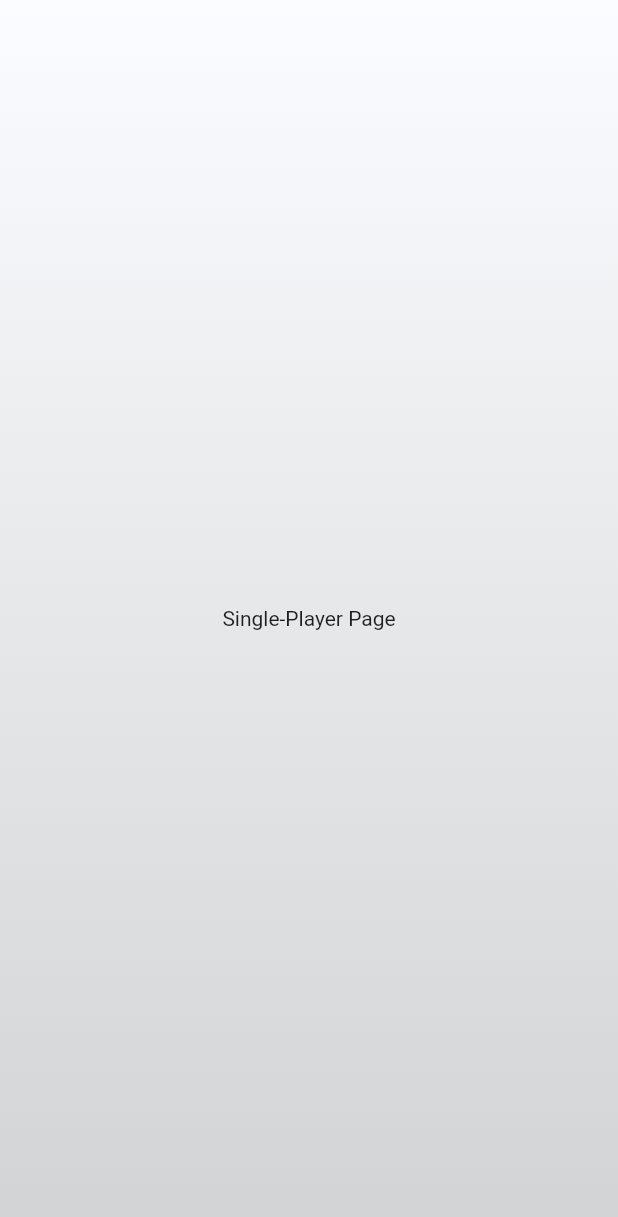
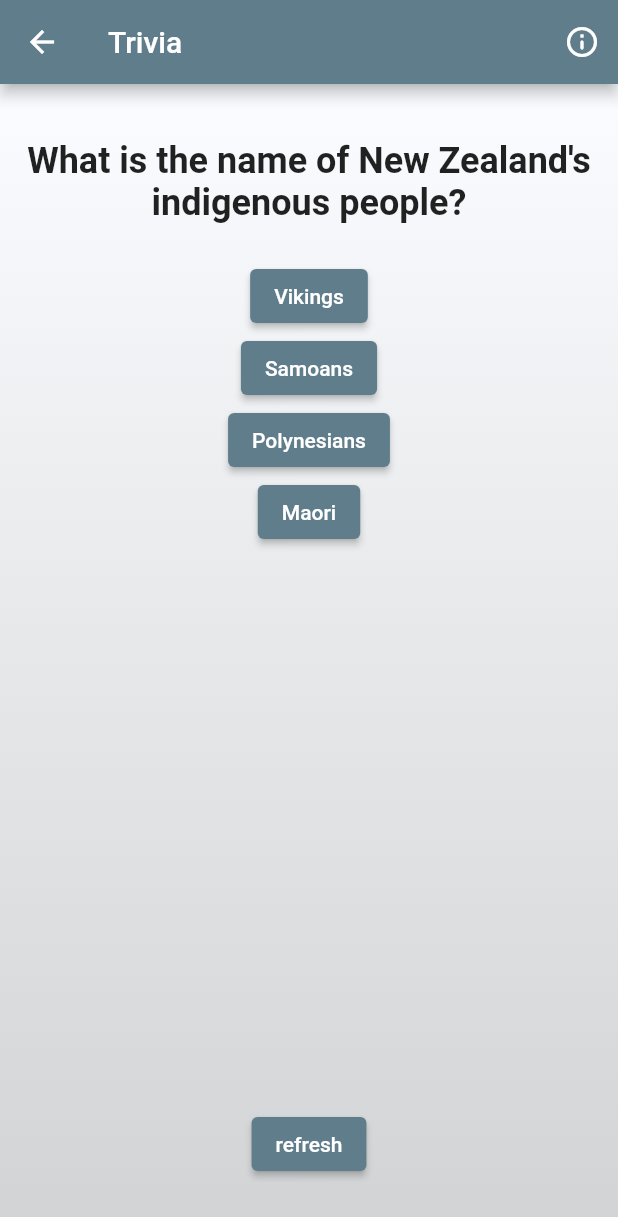
Before and after one commit to Jonny5-5/Trivia-App, a Flutter app: the screen it shows after launch, after a tap on "Single Player", on a phone screen of 412 x 824 dp. Shown: the top 1217 px of the screen. Run offline on Flutter 3.47's test engine with Material 2 defaults, Android fonts, the phone set to English and light mode, and no system bars.

Commit message:
Working single - player screen

```diff
--- a/lib/data/trivia_q.dart
+++ b/lib/data/trivia_q.dart
@@ -41,12 +41,8 @@ class Questions {
     }
   }
 
+  /// Get a random question
   Q getQuestion() {
-    if (!_loaded) {
-      load();
-    }
-
-    // Get a random question
     Random random = Random();
     int rand = random.nextInt(trivia!.length);
     return trivia![rand];
--- a/lib/screens/single_play_screen.dart
+++ b/lib/screens/single_play_screen.dart
@@ -1,5 +1,7 @@
 import 'package:flutter/material.dart';
+import 'package:trivia_app/data/trivia_q.dart';
 import 'package:trivia_app/widgets/scaffold_container.dart';
+import 'package:trivia_app/widgets/trivia/trivia.dart';
 
 class SinglePlayScreen extends StatefulWidget {
   const SinglePlayScreen({super.key});
@@ -9,10 +11,46 @@ class SinglePlayScreen extends StatefulWidget {
 }
 
 class SinglePlayScreenState extends State<SinglePlayScreen> {
+  Questions questions = Questions();
+  Q q = Questions().getQuestion();
+
+  /// Refreshes the question
+  void refresh() {
+    q = questions.getQuestion();
+    setState(() {});
+  }
+
+  /// This is called when the user clicks on an answer
+  void onAnswer(String answer) {
+    if (answer == q.correctAnswer) {
+      debugPrint("You got the answer right");
+    } else {
+      debugPrint("Wrong answer");
+    }
+    refresh();
+  }
+
   @override
   Widget build(BuildContext context) {
     return MyScaffoldContainerBackground(
-      child: Text("Single-Player Page"),
+      showAppBar: true,
+      child: Column(
+        mainAxisAlignment: MainAxisAlignment.start,
+        children: [
+          const Spacer(),
+          Trivia(
+            question: q,
+            answers: [q.correctAnswer!, ...q.incorrectAnswers!],
+            onAnswer: onAnswer,
+          ),
+          const Spacer(flex: 10),
+          ElevatedButton(
+            onPressed: refresh,
+            child: Text("refresh"),
+          ),
+          const Spacer(),
+        ],
+      ),
     );
   }
 }
--- /dev/null
+++ b/lib/widgets/trivia/question_answers.dart
@@ -0,0 +1,43 @@
+import 'package:flutter/material.dart';
+
+class QuestionAnswers extends StatefulWidget {
+  final List<String> options;
+  final Function(String) onClick;
+
+  /// The list of
+  const QuestionAnswers({
+    super.key,
+    required this.options,
+    required this.onClick,
+  });
+
+  @override
+  State<QuestionAnswers> createState() => QuestionAnswersState();
+}
+
+class QuestionAnswersState extends State<QuestionAnswers> {
+  @override
+  Widget build(Object context) {
+    /// Makes a button that will send the string value of the question
+    /// back up to the Trivia object
+    ElevatedButton makeButton(String text) {
+      return ElevatedButton(
+        onPressed: () {
+          widget.onClick(text);
+        },
+        child: Text(text),
+      );
+    }
+
+    List<ElevatedButton> buttons = [];
+    for (String option in widget.options) {
+      buttons.add(makeButton(option));
+    }
+    // Shuffle the list so the questions are randomized
+    buttons.shuffle();
+
+    return Column(
+      children: buttons,
+    );
+  }
+}
--- /dev/null
+++ b/lib/widgets/trivia/question_box.dart
@@ -0,0 +1,28 @@
+import 'package:flutter/material.dart';
+
+class QuestionBox extends StatefulWidget {
+  final String? question;
+
+  /// The question that will be shown
+  const QuestionBox({
+    super.key,
+    required this.question,
+  });
+
+  @override
+  State<QuestionBox> createState() => QuestionBoxState();
+}
+
+class QuestionBoxState extends State<QuestionBox> {
+  @override
+  Widget build(Object context) {
+    return Text(
+      widget.question ?? "Null",
+      textAlign: TextAlign.center,
+      style: const TextStyle(
+        fontWeight: FontWeight.bold,
+        fontSize: 24,
+      ),
+    );
+  }
+}
--- /dev/null
+++ b/lib/widgets/trivia/trivia.dart
@@ -0,0 +1,38 @@
+import 'package:flutter/material.dart';
+import 'package:trivia_app/data/trivia_q.dart';
+import 'package:trivia_app/vars/globals.dart';
+import 'package:trivia_app/widgets/trivia/question_answers.dart';
+import 'package:trivia_app/widgets/trivia/question_box.dart';
+
+class Trivia extends StatefulWidget {
+  final Q question;
+  final List<String> answers;
+  final Function(String) onAnswer;
+
+  /// [question] is the [Q] object containing the necessary information
+  const Trivia({
+    super.key,
+    required this.question,
+    required this.answers,
+    required this.onAnswer,
+  });
+
+  @override
+  State<Trivia> createState() => TriviaState();
+}
+
+class TriviaState extends State<Trivia> {
+  @override
+  Widget build(Object context) {
+    return Column(
+      children: [
+        QuestionBox(question: widget.question.question),
+        const SizedBox(height: DEFALT_PADDING_SIZE * 3),
+        QuestionAnswers(
+          options: widget.answers,
+          onClick: widget.onAnswer,
+        ),
+      ],
+    );
+  }
+}
```
Also changed, not shown: assets/trivia_data.json (+50 -50 lines).
